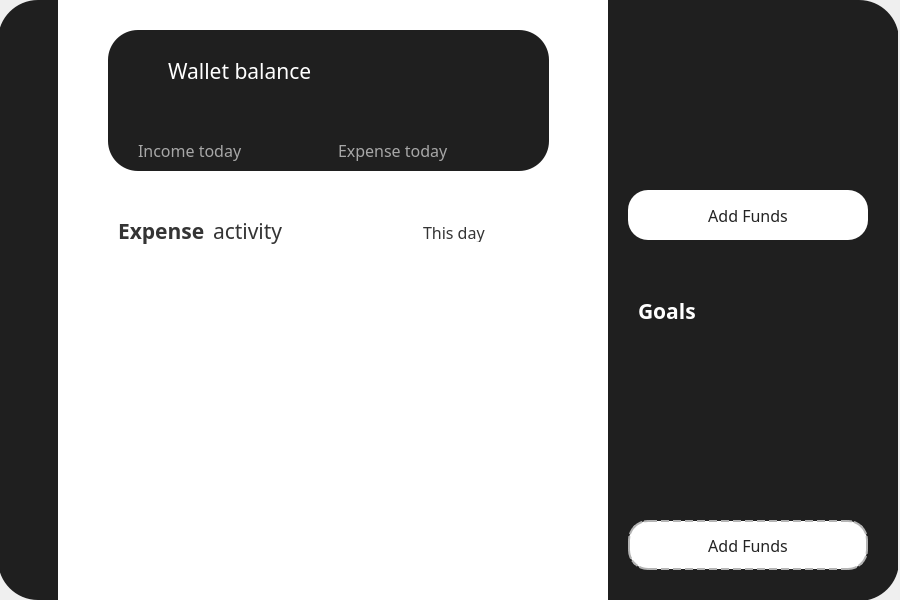
Before: the Qt Designer form mainwindow.ui in 262094/Financify, drawn with Qt 5.
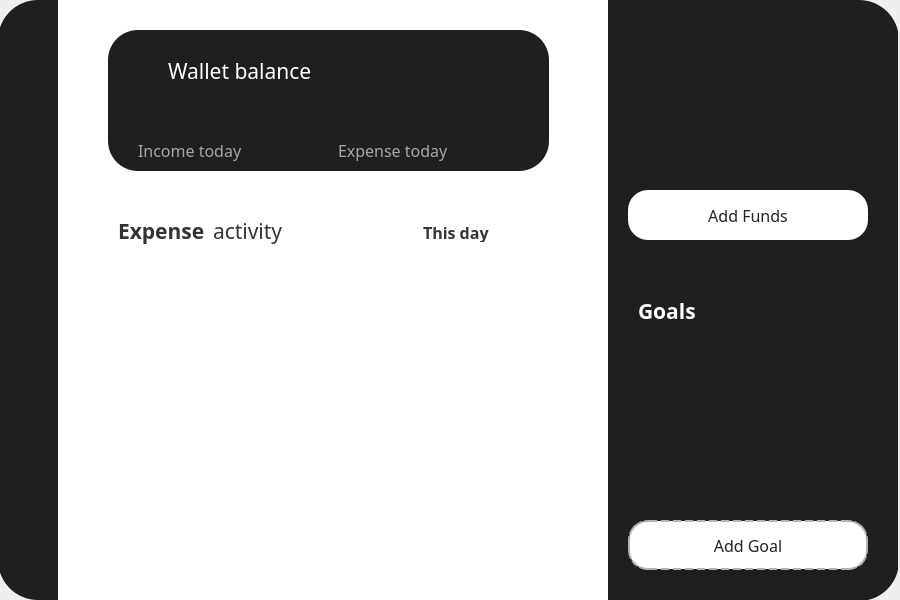
After: the same form once the commit is applied. The open tabs and pages were chosen to show the change. Icons and pictures are not drawn.

What changed in the file:
```diff
--- a/mainwindow.ui
+++ b/mainwindow.ui
@@ -1276,7 +1276,7 @@
          <string>activity</string>
         </property>
        </widget>
-       <widget class="QComboBox" name="comboBox">
+       <widget class="QComboBox" name="chartType">
         <property name="geometry">
          <rect>
           <x>310</x>
@@ -1287,25 +1287,26 @@
         </property>
         <property name="font">
          <font>
-          <family>Poppins</family>
+          <family>Poppins ExtraBold</family>
           <pointsize>12</pointsize>
+          <bold>true</bold>
          </font>
         </property>
         <property name="styleSheet">
-         <string notr="true">QComboBox {
+         <string notr="true">QComboBox#chartType {
 background-color: transparent;
 border: none;
 outline: none;
 color: rgb(52, 52, 52);
 }
-QComboBox:drop-down {
+QComboBox#chartType:drop-down {
 background-color: transparent;
 border: none;
 color: rgb(52, 52, 52);
 outline: none;
 }
-QComboBox::down-arrow {
-	image: url(:/new/prefix1/icons/arrow-down.svg);
+QComboBox#chartType:down-arrow {
+image: url(:/new/prefix1/icons/chevron-down_black.svg);
 }</string>
         </property>
         <item>
@@ -1642,7 +1643,7 @@
 }</string>
         </property>
         <property name="text">
-         <string>Add Funds</string>
+         <string>Add Goal</string>
         </property>
         <property name="flat">
          <bool>true</bool>
```
